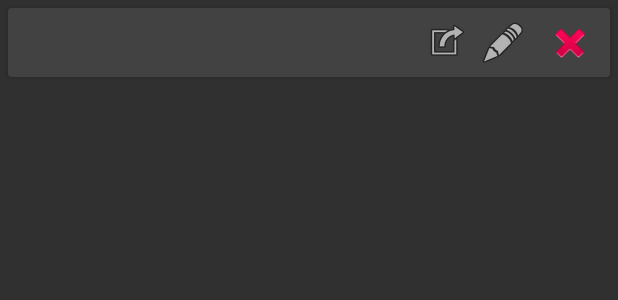
After one commit to skyfion/3amp, an Android app: the layout preset_item.xml on its own in the app's theme, with its tools: preview values and no code run, on a phone screen of 412 x 824 dp. The commit adds this screen. Shown: the top 300 px of the screen. Run offline under Robolectric (Android 15) with nearby library versions, the phone set to English and light mode, and no system bars.

Commit message:
preset ui

```diff
--- a/app/build.gradle
+++ b/app/build.gradle
@@ -67,6 +67,8 @@ dependencies {
     implementation 'com.google.android.gms:play-services-plus:16.0.0'
 
     implementation 'jp.kshoji:midi-driver:0.1.4:@aar'
+    // ui
+    implementation 'com.android.support:cardview-v7:27.1.1'
     implementation 'com.android.support:design:27.1.1'
     implementation 'com.github.BeppiMenozzi:Knob:1.9.0'
     implementation 'com.google.android:flexbox:1.0.0'
--- a/app/src/main/AndroidManifest.xml
+++ b/app/src/main/AndroidManifest.xml
@@ -13,14 +13,14 @@
     <uses-permission
         android:name="android.permission.MANAGE_DOCUMENTS"
         tools:ignore="ProtectedPermissions" />
-
+    <!--android:roundIcon="@mipmap/ic_launcher_round"-->
     <application
         android:name=".AmpApplication"
         android:allowBackup="true"
         android:fullBackupContent="@xml/backup_descriptor"
         android:icon="@mipmap/ic_launcher"
         android:label="@string/app_name"
-        android:roundIcon="@mipmap/ic_launcher_round"
+
         android:supportsRtl="true"
         android:theme="@style/AppTheme"
         tools:ignore="GoogleAppIndexingWarning">
--- a/app/src/main/java/xyz/lazysoft/a3amp/MainActivity.kt
+++ b/app/src/main/java/xyz/lazysoft/a3amp/MainActivity.kt
@@ -305,8 +305,8 @@ class MainActivity : AppCompatActivity() {
                                     presetName.error = "Enter name!"
                                 } else {
                                     val preset = AmpPreset(
-                                            presetTitle,
-                                            thr.dumpState.toByteArray())
+                                            title = presetTitle,
+                                            dump = thr.dumpState.toByteArray())
                                     doAsync {
                                         repository.presetDao().insert(preset)
                                     }
--- a/app/src/main/java/xyz/lazysoft/a3amp/persistence/AmpPreset.kt
+++ b/app/src/main/java/xyz/lazysoft/a3amp/persistence/AmpPreset.kt
@@ -6,10 +6,11 @@ import android.arch.persistence.room.PrimaryKey
 
 @Entity(tableName = "presets")
 data class AmpPreset(
+        @PrimaryKey(autoGenerate = true) var uid: Int? = null,
         @ColumnInfo(name = "title") var title: String,
         @ColumnInfo(typeAffinity = ColumnInfo.BLOB, name = "dump") var dump: ByteArray?
 ){
-    @PrimaryKey(autoGenerate = true) var uid: Int? = null
+
     override fun equals(other: Any?): Boolean {
         if (this === other) return true
         if (javaClass != other?.javaClass) return false
@@ -36,4 +37,5 @@ data class AmpPreset(
     override fun toString(): String {
         return title
     }
+
 }
--- /dev/null
+++ b/app/src/main/res/layout/preset_item.xml
@@ -0,0 +1,54 @@
+<?xml version="1.0" encoding="utf-8"?>
+<android.support.v7.widget.CardView
+    xmlns:android="http://schemas.android.com/apk/res/android"
+    xmlns:card_view="http://schemas.android.com/apk/res-auto"
+
+    android:id="@+id/card_view"
+    android:layout_width="match_parent"
+    android:layout_height="wrap_content"
+    android:layout_marginBottom="3dp"
+    android:layout_marginLeft="5dp"
+    android:layout_marginRight="5dp"
+    android:layout_marginTop="5dp"
+    android:padding="3dp"
+    card_view:cardElevation="2dp"
+    card_view:cardMaxElevation="2dp">
+
+    <RelativeLayout
+        android:layout_width="match_parent"
+        android:layout_height="wrap_content"
+        android:padding="5dp">
+
+        <TextView
+            android:id="@+id/name"
+            android:layout_width="wrap_content"
+            android:layout_height="wrap_content"
+            android:padding="5dp"
+            android:textSize="16sp" />
+
+        <TextView
+            android:id="@+id/btnDelete"
+            android:layout_width="wrap_content"
+            android:layout_height="35dp"
+            android:layout_alignParentEnd="true"
+            android:drawableStart="@android:drawable/ic_delete"
+            android:padding="5dp" />
+
+        <TextView
+            android:id="@+id/btnEdit"
+            android:layout_width="wrap_content"
+            android:layout_height="35dp"
+            android:layout_marginEnd="2dp"
+            android:layout_toStartOf="@+id/btnDelete"
+            android:drawableStart="@android:drawable/ic_menu_edit"
+            android:padding="5dp" />
+
+        <TextView
+            android:id="@+id/btnLoadPreset"
+            android:layout_width="wrap_content"
+            android:layout_height="35dp"
+            android:layout_toStartOf="@+id/btnEdit"
+            android:drawableStart="@android:drawable/ic_menu_set_as"/>
+    </RelativeLayout>
+
+</android.support.v7.widget.CardView>
```
Also changed, not shown: app/src/main/java/xyz/lazysoft/a3amp/PresetsActivity.kt (+8 -118 lines), app/src/main/java/xyz/lazysoft/a3amp/components/PresetAdapter.kt (added, +133 -0 lines), app/src/main/res/layout/activity_presets.xml (+17 -11 lines), 1 other file.
